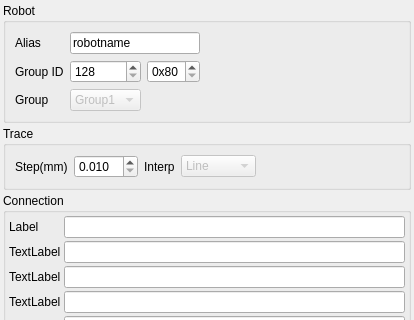
The window that source/wnd/ui/robocompref.ui (ww4u/megarobostudio) describes before a commit, drawn with Qt 5; both pictures show x 0 to 414 and y 0 to 320 of the 414 by 597 pixel window.
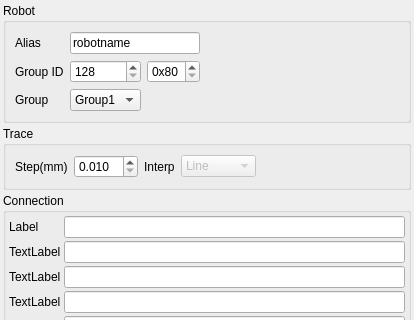
The same window after the commit.

The edit to the form file:
```diff
--- a/source/wnd/ui/robocompref.ui
+++ b/source/wnd/ui/robocompref.ui
@@ -78,7 +78,7 @@
       <item row="2" column="3">
        <widget class="QComboBox" name="cmbGroup">
         <property name="enabled">
-         <bool>false</bool>
+         <bool>true</bool>
         </property>
         <item>
          <property name="text">
```
